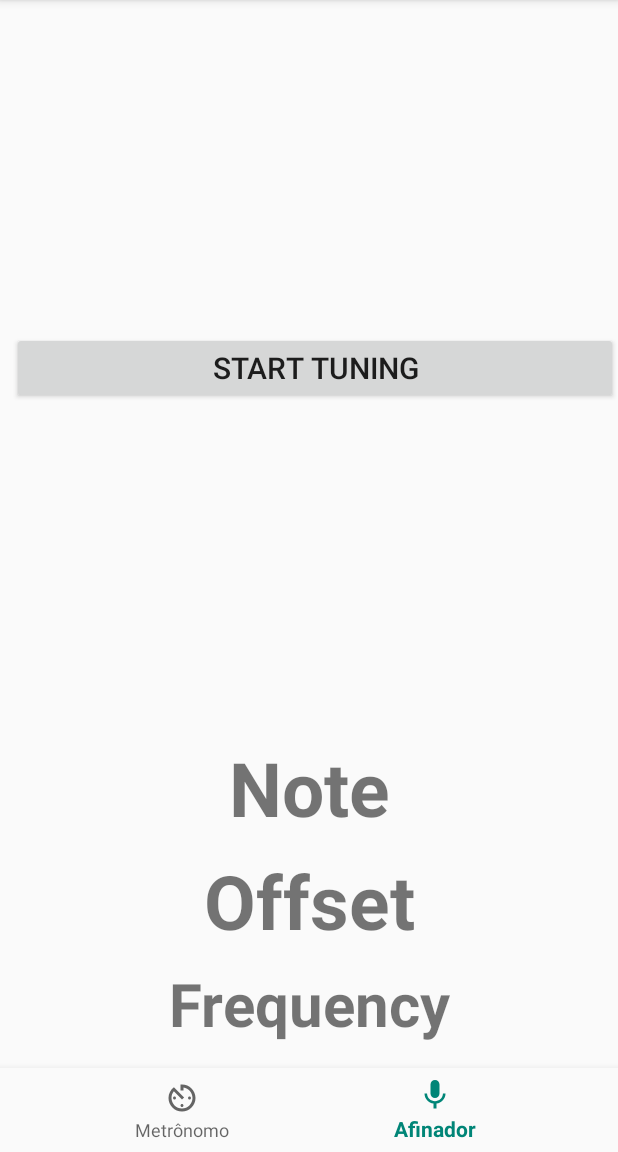
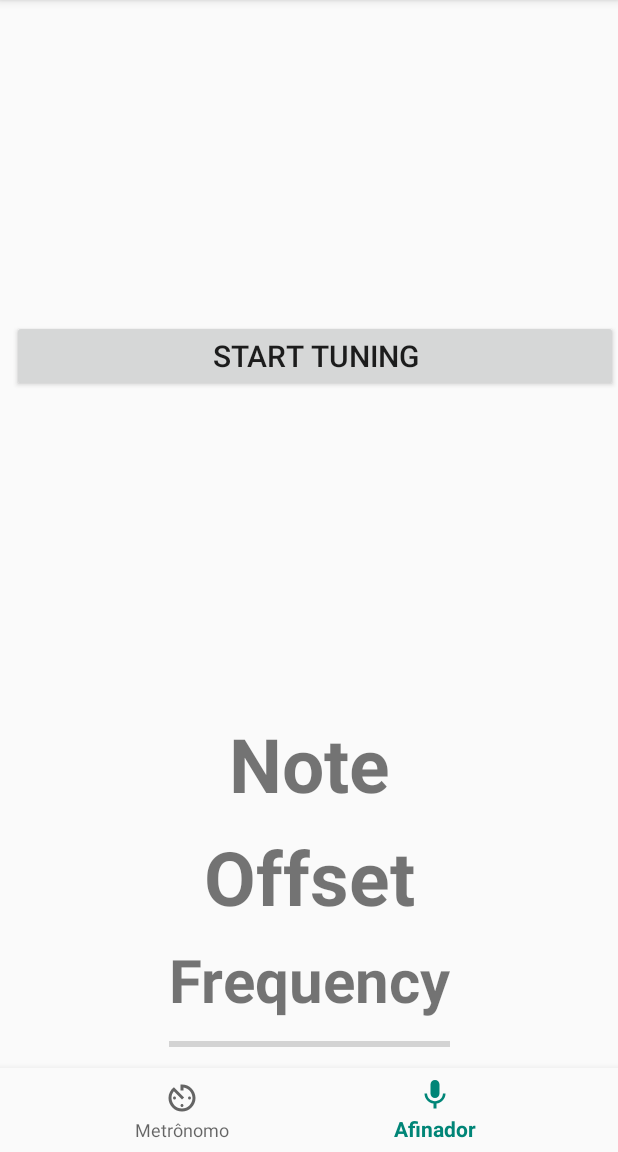
Before and after one commit to andredxc/embarcados, an Android app: the Tuner screen opened directly, with no data from a screen before it, on a phone screen of 412 x 824 dp, the part 84-1236 px from its top. Run offline under Robolectric (Android 15) with nearby library versions, the phone set to English and light mode, and no system bars.

Commit message:
Criando indicador visual para a nota do afinador com Progress Bar

```diff
--- a/togepy/app/src/main/java/com/example/togepy/Tuner.java
+++ b/togepy/app/src/main/java/com/example/togepy/Tuner.java
@@ -8,6 +8,7 @@ import android.util.Log;
 import android.view.MenuItem;
 import android.view.View;
 import android.widget.Button;
+import android.widget.ProgressBar;
 import android.widget.TextView;
 
 import androidx.annotation.NonNull;
@@ -28,10 +29,13 @@ import be.tarsos.dsp.util.PitchConverter;
 
 
 public class Tuner extends AppCompatActivity {
+
     private float pitchFreq = -1;
     private String noteName;
     private int currentStringNum = 6;
+    private ProgressBar pitchBar = null;
     AudioDispatcher audioDispatcher;
+    final int PITCH_BAR_MAX = 200;
 
     private BottomNavigationView.OnNavigationItemSelectedListener mOnNavigationItemSelectedListener
             = new BottomNavigationView.OnNavigationItemSelectedListener() {
@@ -58,9 +62,14 @@ public class Tuner extends AppCompatActivity {
         super.onCreate(savedInstanceState);
         setContentView(R.layout.activity_tuner);
 
+        // Set bottom navigation view
         BottomNavigationView navView = findViewById(R.id.nav_view);
         navView.setOnNavigationItemSelectedListener(mOnNavigationItemSelectedListener);
         navView.setSelectedItemId(R.id.navigation_tuner);
+
+        // Set pitch bar
+        pitchBar = findViewById(R.id.pitchBar);
+        pitchBar.setMax(PITCH_BAR_MAX);
     }
 
     @Override
@@ -129,7 +138,12 @@ public class Tuner extends AppCompatActivity {
         this.noteName = notes[pitchMidi%12];
 
         double noteFreq = PitchConverter.midiKeyToHertz(pitchMidi);
-        double offset = noteFreq - this.pitchFreq;
+        double noteCent = PitchConverter.hertzToAbsoluteCent(noteFreq);
+        double pitchCent = 0;
+        if(this.pitchFreq > 0){
+            pitchCent = PitchConverter.hertzToAbsoluteCent(this.pitchFreq);
+        }
+        double offset = noteCent - pitchCent;
 
         // Create strings
         String freqStr, offsetStr;
@@ -153,6 +167,11 @@ public class Tuner extends AppCompatActivity {
         // Update offset text
         TextView offsetText = findViewById(R.id.pitchOffset);
         offsetText.setText(offsetStr);
+
+        // Update pitch progress bar
+        // -50 < offset < 50
+        int progress = (int)(((50.0+offset)/100.0)*(float) PITCH_BAR_MAX);
+        pitchBar.setProgress(progress);
     }
 
     public void startTuner(View view){
@@ -196,6 +215,4 @@ public class Tuner extends AppCompatActivity {
             }
         }, "Tuner").start();
     }
-
-
 }
--- a/togepy/app/src/main/res/layout/activity_tuner.xml
+++ b/togepy/app/src/main/res/layout/activity_tuner.xml
@@ -67,6 +67,12 @@
             android:textStyle="bold"
             app:layout_constraintBottom_toBottomOf="parent" />
 
+        <ProgressBar
+            android:id="@+id/pitchBar"
+            style="?android:attr/progressBarStyleHorizontal"
+            android:layout_width="match_parent"
+            android:layout_height="wrap_content" />
+
     </LinearLayout>
 
     <RelativeLayout
```
